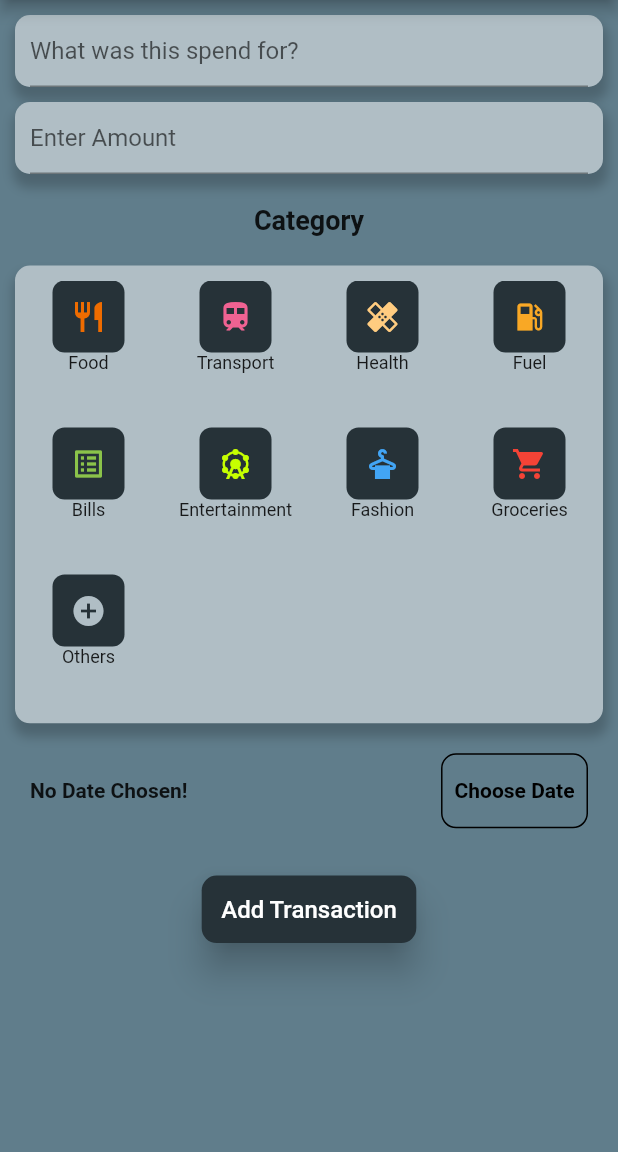
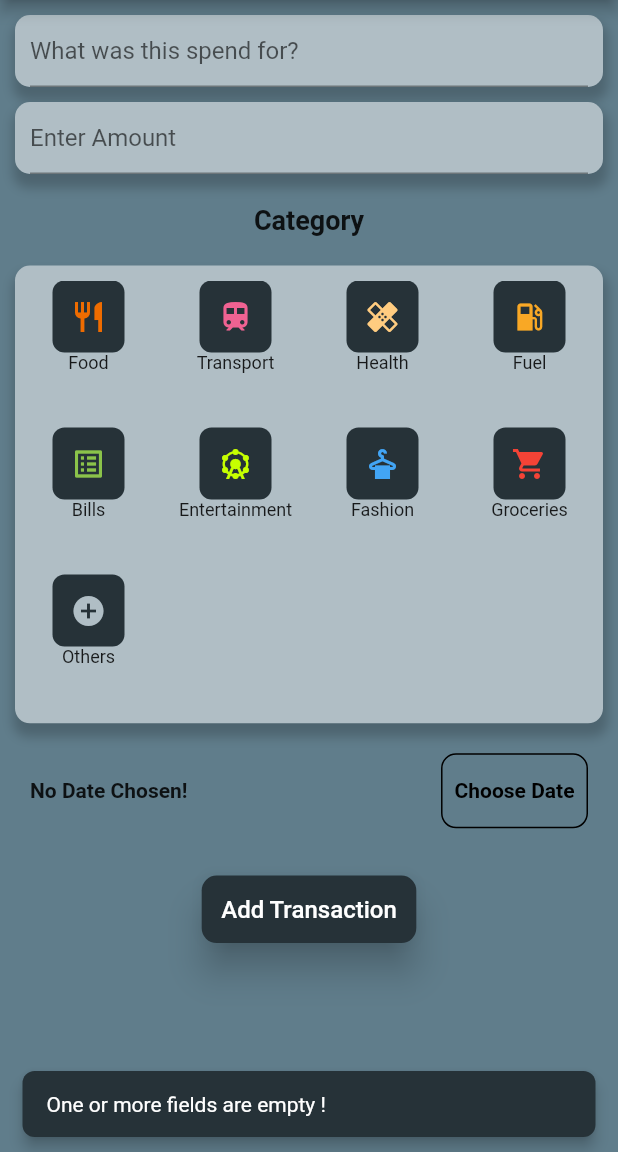
Before and after one commit to shivangsharma27/OutlayPal, a Flutter app: the NewTransaction screen opened directly with empty values, after a tap on "Add Transaction", on a phone screen of 412 x 824 dp, the part 84-1236 px from its top. Run offline on Flutter 3.47's test engine with Material 2 defaults, Android fonts, the phone set to English and light mode, and no system bars; our stand-ins replace charts_flutter, cloud_firestore, firebase_auth, firebase_core, pie_chart, rflutter_alert; accounts and stored records are empty; Roboto replaces fonts that are missing (OpenSans, Quicksand).

Commit message:
bug fixes and UI update
charts description added
snack bar added
validation done

```diff
--- a/lib/main.dart
+++ b/lib/main.dart
@@ -333,7 +333,7 @@ class _MyHomePageState extends State<MyHomePage> {
                               primary: globals.themeColor[100],
                             ),
                             child: Text(
-                              "Weekly",
+                              "Daily",
                               style:
                                   TextStyle(fontSize: 16, color: Colors.black),
                             ),
--- a/lib/screens/new_transaction.dart
+++ b/lib/screens/new_transaction.dart
@@ -1,3 +1,4 @@
+import 'package:flutter/gestures.dart';
 import 'package:flutter/material.dart';
 import 'package:intl/intl.dart';
 import '../widgets/global.dart' as globals;
@@ -20,15 +21,16 @@ class _NewTransactionState extends State<NewTransaction> {
 
   void _submitData() {
     if (_amountController.text.isEmpty) {
+      globals.showSnackBar(context);
       return;
     }
     final enteredTitle = _titleController.text;
     final enteredAmount = double.parse(_amountController.text);
-
     if (enteredTitle.isEmpty ||
         enteredAmount <= 0 ||
         _selectedDate == null ||
         _category == null) {
+         globals.showSnackBar(context);
       return;
     }
 
@@ -63,7 +65,13 @@ class _NewTransactionState extends State<NewTransaction> {
       'Icon': Icon(Icons.local_grocery_store, color: Colors.red),
       'name': 'Groceries'
     },
-    {'Icon': Icon(Icons.add_circle,color: globals.themeColor[200],), 'name': 'Others'},
+    {
+      'Icon': Icon(
+        Icons.add_circle,
+        color: globals.themeColor[200],
+      ),
+      'name': 'Others'
+    },
   ];
 
   void _presentDatePicker() {
@@ -177,10 +185,12 @@ class _NewTransactionState extends State<NewTransaction> {
                           ]),
                       width: MediaQuery.of(context).size.width - 20,
                       alignment: Alignment.center,
-                      padding:
-                          EdgeInsets.symmetric(vertical: 10,),
+                      padding: EdgeInsets.symmetric(
+                        vertical: 10,
+                      ),
                       height: MediaQuery.of(context).size.height / 2.7,
                       child: GridView.count(
+                        dragStartBehavior: DragStartBehavior.start ,
                         crossAxisCount: 4,
                         children: List.generate(9, (index) {
                           return Column(
@@ -202,7 +212,10 @@ class _NewTransactionState extends State<NewTransaction> {
                                     },
                                     icon: icons[index]['Icon']),
                               ),
-                              Text(icons[index]['name'], style: TextStyle(fontSize : 12),),
+                              Text(
+                                icons[index]['name'],
+                                style: TextStyle(fontSize: 12),
+                              ),
                             ],
                           );
                         }),
@@ -262,7 +275,7 @@ class _NewTransactionState extends State<NewTransaction> {
                       backgroundColor:
                           MaterialStateProperty.all(globals.themeColor[900]),
                     ),
-                    onPressed: _submitData,
+                    onPressed:_submitData,
                   ),
                 ],
               ),
--- a/lib/widgets/global.dart
+++ b/lib/widgets/global.dart
@@ -1,4 +1,6 @@
 library my_prj.globals;
+
+import 'dart:math';
 
 import 'package:flutter/material.dart';
 
@@ -13,7 +15,7 @@ Map<int, Color> themeColor = {
   700: Colors.blueGrey[700],
   800: Colors.blueGrey[800],
   900: Colors.blueGrey[900]
-};//263238
+}; //263238
 // Map<int, Color> themeColor = {
 //   50: Colors.lime[50],
 //   100: Colors.lime[100],
@@ -36,13 +38,26 @@ BoxDecoration getGradient() {
     gradient: LinearGradient(
       begin: Alignment.topCenter,
       end: Alignment.bottomCenter,
-      stops: [0.2,0.7],
+      stops: [0.2, 0.7],
       colors: [
         //Sunkist
         Color(0xff90A4AE),
         Color(0xff37474F),
-
       ],
     ),
   );
 }
+
+void showSnackBar(BuildContext context) {
+  ScaffoldMessenger.of(context).showSnackBar(
+    new SnackBar(backgroundColor: themeColor[900],
+     // padding: EdgeInsets.symmetric(v),
+      elevation: 4,
+      duration: Duration(seconds: 3),
+      content: Text('One or more fields are empty !',style: TextStyle(fontSize:14),),
+      shape: RoundedRectangleBorder(
+          side: BorderSide.none, borderRadius: BorderRadius.circular(8.0)),
+      behavior: SnackBarBehavior.floating,
+    ),
+  );
+}
```
Also changed, not shown: lib/screens/auth_screen.dart (+16 -4 lines), lib/widgets/chart_category.dart (+22 -2 lines), lib/widgets/chart_monthly.dart (+46 -9 lines), lib/widgets/chart_weekly.dart (+22 -2 lines).
